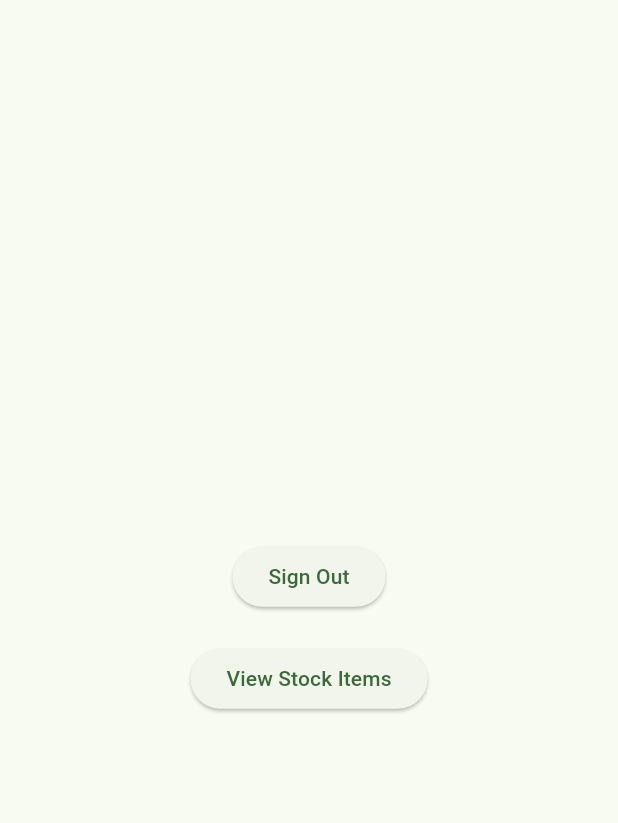
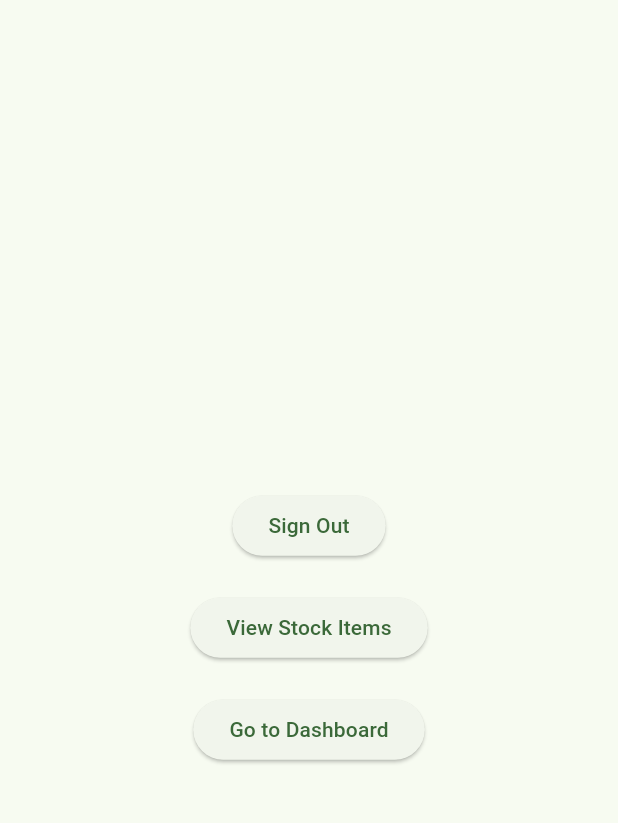
Before and after one commit to babineax/inventory-management-system, a Flutter app: the screen it shows once a user with an empty profile is signed in, on a phone screen of 412 x 824 dp, the part 63-886 px from its top. Run offline on Flutter 3.47's test engine with Material 3 defaults, Android fonts, the phone set to English and light mode, and no system bars; our stand-ins replace cloud_firestore, firebase_auth, firebase_core; accounts and stored records are empty.

Commit message:
Dashboard import to homepage

```diff
--- a/lib/pages/home_page.dart
+++ b/lib/pages/home_page.dart
@@ -2,6 +2,7 @@ import 'package:firebase_auth/firebase_auth.dart';
 import 'package:inventory_management_system/auth.dart';
 import 'package:flutter/material.dart';
 import 'package:inventory_management_system/screens/stock_list_screen.dart';
+import 'package:inventory_management_system/screens/dashboard_screen.dart';
 
 class HomePage extends StatelessWidget {
   HomePage({Key? key}) : super(key: key);
@@ -42,6 +43,21 @@ class HomePage extends StatelessWidget {
     );
   }
 
+  // Navigate to Dashboard screen
+  void _goToDashboard(BuildContext context) {
+    Navigator.push(
+      context,
+      MaterialPageRoute(builder: (context) => const DashboardScreen()),
+    );
+  }
+
+  Widget _viewDashboardButton(BuildContext context) {
+    return ElevatedButton(
+      onPressed: () => _goToDashboard(context),
+      child: const Text('Go to Dashboard'),
+    );
+  }
+
   @override
   Widget build(BuildContext context) {
     return Scaffold(
@@ -60,7 +76,9 @@ class HomePage extends StatelessWidget {
             const SizedBox(height: 20),
             _signOutButton(),
             const SizedBox(height: 20),
-            _viewStockButton(context), // New button to view stock items
+            _viewStockButton(context), // Stock list button
+            const SizedBox(height: 20),
+            _viewDashboardButton(context), // Dashboard button
           ],
         ), // Column
       ), // Container
```
